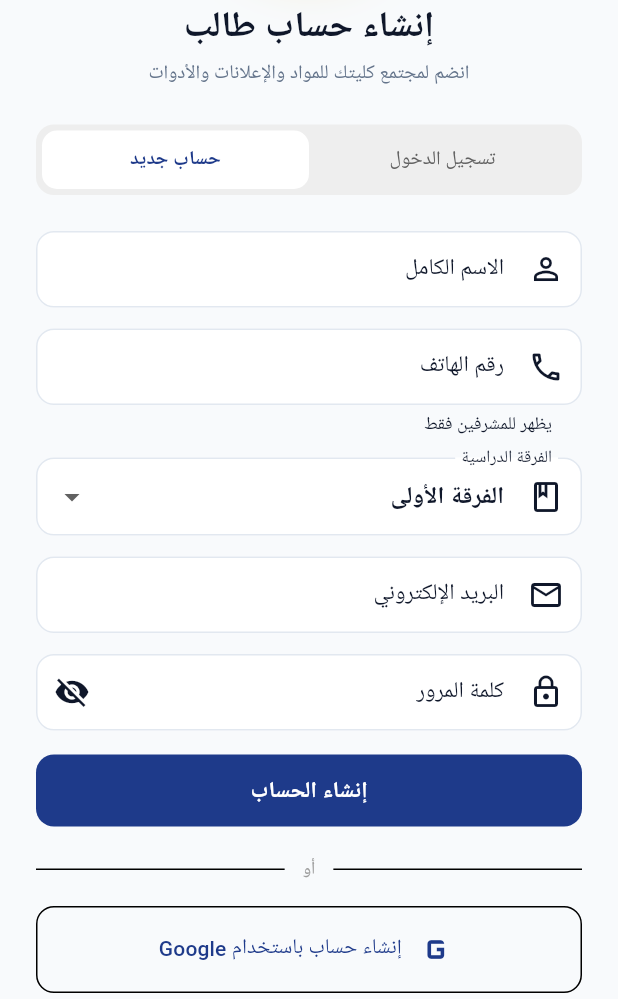
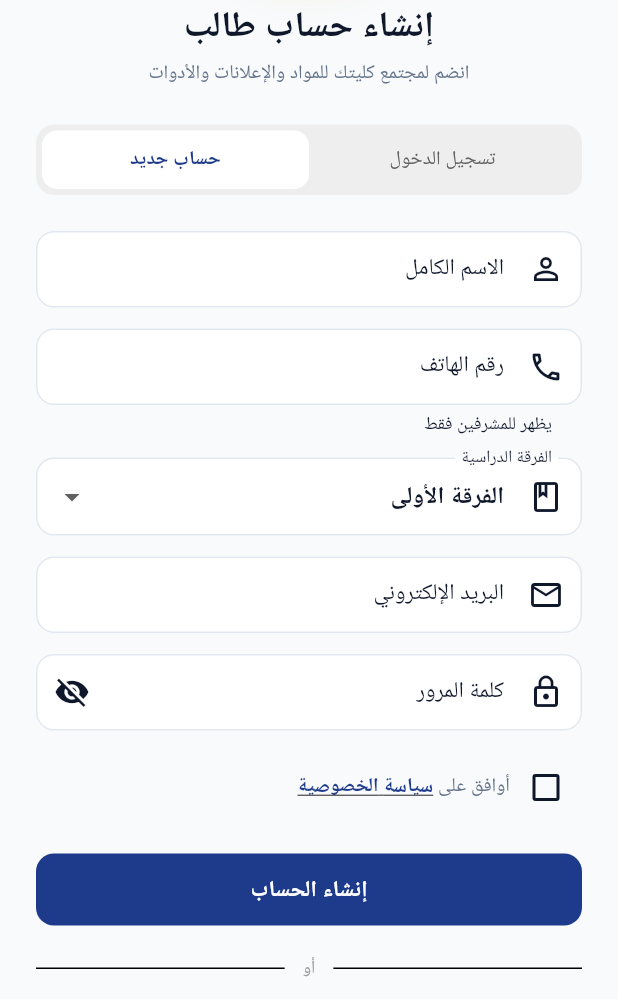
Before and after one commit to gamalzakareya6-star/GenZoo-app, a Flutter app: the screen it shows after launch, after a tap on "حساب جديد", on a phone screen of 412 x 824 dp, the part 237-1236 px from its top. Run offline on Flutter 3.47's test engine with Material 3 defaults, Android fonts, the phone set to English and light mode, and no system bars; our stand-ins replace audioplayers, cloud_firestore, file_picker, firebase_auth, firebase_core, firebase_messaging and 13 more; missing offline and left inert: background_downloader, pdfx, record; accounts and stored records are empty; Roboto replaces fonts that are missing (Cairo).

```diff
--- a/lib/screens/auth/login_screen.dart
+++ b/lib/screens/auth/login_screen.dart
@@ -8,6 +8,7 @@ import '../../core/constants/app_colors.dart';
 import '../../core/constants/app_constants.dart';
 import '../main_navigation_screen.dart';
 import '../../core/utils/phone.dart';
+import '../legal/privacy_policy_screen.dart';
 
 class LoginScreen extends StatefulWidget {
   const LoginScreen({super.key});
@@ -21,6 +22,7 @@ class _LoginScreenState extends State<LoginScreen> {
 
   bool _isRegisterMode = false;
   bool _obscurePassword = true;
+  bool _acceptedPrivacy = false;
 
   final TextEditingController _emailController =
       TextEditingController();
@@ -101,6 +103,10 @@ class _LoginScreenState extends State<LoginScreen> {
 
   Future<void> _handleSubmit() async {
     if (!_formKey.currentState!.validate()) return;
+    if (_isRegisterMode && !_acceptedPrivacy) {
+      _showMessage('يجب الموافقة على سياسة الخصوصية أولاً لإنشاء حساب.', isError: true);
+      return;
+    }
 
     final auth = Provider.of<UserAuthProvider>(
       context,
@@ -137,6 +143,11 @@ class _LoginScreenState extends State<LoginScreen> {
   }
 
   Future<void> _handleGoogleSignIn() async {
+    if (_isRegisterMode && !_acceptedPrivacy) {
+      _showMessage('يجب الموافقة على سياسة الخصوصية أولاً لإنشاء حساب.', isError: true);
+      return;
+    }
+
     final auth = Provider.of<UserAuthProvider>(
       context,
       listen: false,
@@ -486,6 +497,51 @@ class _LoginScreenState extends State<LoginScreen> {
                             ),
                           ),
 
+                        if (_isRegisterMode) ...[
+                          const SizedBox(height: 10),
+                          InkWell(
+                            borderRadius: BorderRadius.circular(10),
+                            onTap: () => setState(() => _acceptedPrivacy = !_acceptedPrivacy),
+                            child: Padding(
+                              padding: const EdgeInsets.symmetric(vertical: 4),
+                              child: Row(
+                                crossAxisAlignment: CrossAxisAlignment.start,
+                                children: [
+                                  Checkbox(
+                                    value: _acceptedPrivacy,
+                                    onChanged: (v) => setState(() => _acceptedPrivacy = v ?? false),
+                                  ),
+                                  Expanded(
+                                    child: Padding(
+                                      padding: const EdgeInsets.only(top: 14),
+                                      child: Wrap(
+                                        crossAxisAlignment: WrapCrossAlignment.center,
+                                        children: [
+                                          const Text('أوافق على '),
+                                          GestureDetector(
+                                            onTap: () => Navigator.push(
+                                              context,
+                                              AppRoute.fadeSlide(const PrivacyPolicyScreen()),
+                                            ),
+                                            child: Text(
+                                              'سياسة الخصوصية',
+                                              style: TextStyle(
+                                                color: AppColors.primary,
+                                                fontWeight: FontWeight.bold,
+                                                decoration: TextDecoration.underline,
+                                              ),
+                                            ),
+                                          ),
+                                        ],
+                                      ),
+                                    ),
+                                  ),
+                                ],
+                              ),
+                            ),
+                          ),
+                        ],
+
                         const SizedBox(height: 16),
 
                         ElevatedButton(
```
Also changed, not shown: lib/core/services/auth_service.dart (+12 -2 lines), lib/screens/legal/privacy_policy_screen.dart (added, +119 -0 lines), lib/screens/main_navigation_screen.dart (+9 -0 lines).
